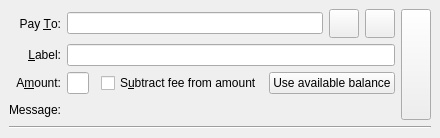
Before: the Qt Designer form src/qt/forms/sendcoinsentry.ui in ecoinchain/ecoin, drawn with Qt 5.
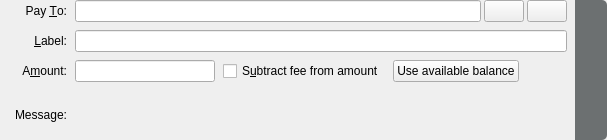
After: the same form once the commit is applied. Icons and pictures are not drawn. Custom widgets are drawn as their Qt base class.

```diff
--- a/src/qt/forms/sendcoinsentry.ui
+++ b/src/qt/forms/sendcoinsentry.ui
@@ -6,8 +6,8 @@
    <rect>
     <x>0</x>
     <y>0</y>
-    <width>440</width>
-    <height>138</height>
+    <width>607</width>
+    <height>140</height>
    </rect>
   </property>
   <property name="focusPolicy">
@@ -18,10 +18,12 @@
   </property>
   <property name="styleSheet">
    <string notr="true">QStackedWidget {
-border-radius: 10px;
-
+    border-width: 0px;
 }</string>
   </property>
+  <property name="lineWidth">
+   <number>0</number>
+  </property>
   <property name="currentIndex">
    <number>0</number>
   </property>
@@ -29,17 +31,37 @@
    <property name="toolTip">
     <string>This is a normal payment.</string>
    </property>
+   <property name="styleSheet">
+    <string notr="true">QFrame {
+    border-radius: 10px;
+	background-color: rgb(248, 248, 248);
+    border-width: 0px;
+}
+
+border-radius: 3px;</string>
+   </property>
    <property name="frameShape">
     <enum>QFrame::NoFrame</enum>
    </property>
+   <property name="lineWidth">
+    <number>0</number>
+   </property>
    <layout class="QGridLayout" name="gridLayout">
-    <item row="2" column="4">
-     <widget class="QPushButton" name="useAvailableBalanceButton">
-      <property name="text">
-       <string>Use available balance</string>
-      </property>
-     </widget>
-    </item>
+    <property name="leftMargin">
+     <number>15</number>
+    </property>
+    <property name="topMargin">
+     <number>0</number>
+    </property>
+    <property name="rightMargin">
+     <number>0</number>
+    </property>
+    <property name="bottomMargin">
+     <number>0</number>
+    </property>
+    <property name="spacing">
+     <number>8</number>
+    </property>
     <item row="2" column="0">
      <widget class="QLabel" name="amountLabel">
       <property name="text">
@@ -76,8 +98,34 @@
       </property>
      </widget>
     </item>
-    <item row="0" column="5" rowspan="4">
-     <widget class="QToolButton" name="deleteButton">
+    <item row="1" column="0">
+     <widget class="QLabel" name="labellLabel">
+      <property name="text">
+       <string>&amp;Label:</string>
+      </property>
+      <property name="alignment">
+       <set>Qt::AlignRight|Qt::AlignTrailing|Qt::AlignVCenter</set>
+      </property>
+      <property name="buddy">
+       <cstring>addAsLabel</cstring>
+      </property>
+     </widget>
+    </item>
+    <item row="3" column="0">
+     <widget class="QLabel" name="messageLabel">
+      <property name="text">
+       <string>Message:</string>
+      </property>
+      <property name="alignment">
+       <set>Qt::AlignRight|Qt::AlignTrailing|Qt::AlignVCenter</set>
+      </property>
+     </widget>
+    </item>
+    <item row="2" column="1">
+     <widget class="BitcoinAmountField" name="payAmount"/>
+    </item>
+    <item row="0" column="4" rowspan="4">
+     <widget class="QPushButton" name="deleteButton">
       <property name="sizePolicy">
        <sizepolicy hsizetype="Preferred" vsizetype="Preferred">
         <horstretch>0</horstretch>
@@ -87,6 +135,12 @@
       <property name="toolTip">
        <string>Remove this entry</string>
       </property>
+      <property name="styleSheet">
+       <string notr="true">border-top-right-radius : 5px;
+border-bottom-right-radius: 5px;
+border-width: 0px;
+background-color: rgb(108, 112, 113);</string>
+      </property>
       <property name="text">
        <string/>
       </property>
@@ -102,51 +156,11 @@
       </property>
      </widget>
     </item>
-    <item row="1" column="0">
-     <widget class="QLabel" name="labellLabel">
-      <property name="text">
-       <string>&amp;Label:</string>
-      </property>
-      <property name="alignment">
-       <set>Qt::AlignRight|Qt::AlignTrailing|Qt::AlignVCenter</set>
-      </property>
-      <property name="buddy">
-       <cstring>addAsLabel</cstring>
-      </property>
-     </widget>
-    </item>
-    <item row="3" column="0">
-     <widget class="QLabel" name="messageLabel">
-      <property name="text">
-       <string>Message:</string>
-      </property>
-      <property name="alignment">
-       <set>Qt::AlignRight|Qt::AlignTrailing|Qt::AlignVCenter</set>
-      </property>
-     </widget>
-    </item>
-    <item row="4" column="0" colspan="6">
-     <widget class="Line" name="line">
-      <property name="orientation">
-       <enum>Qt::Horizontal</enum>
-      </property>
-     </widget>
-    </item>
-    <item row="2" column="3">
-     <widget class="QCheckBox" name="checkboxSubtractFeeFromAmount">
-      <property name="toolTip">
-       <string>The fee will be deducted from the amount being sent. The recipient will receive less bitcoins than you enter in the amount field. If multiple recipients are selected, the fee is split equally.</string>
-      </property>
-      <property name="text">
-       <string>S&amp;ubtract fee from amount</string>
-      </property>
-     </widget>
-    </item>
-    <item row="2" column="1">
-     <widget class="BitcoinAmountField" name="payAmount"/>
-    </item>
-    <item row="0" column="1" colspan="4">
+    <item row="0" column="1" colspan="3">
      <layout class="QHBoxLayout" name="horizontalLayout">
+      <property name="spacing">
+       <number>3</number>
+      </property>
       <item>
        <widget class="QValidatedLineEdit" name="payTo">
         <property name="toolTip">
@@ -155,7 +169,7 @@
        </widget>
       </item>
       <item>
-       <widget class="QToolButton" name="addressBookButton">
+       <widget class="QPushButton" name="addressBookButton">
         <property name="toolTip">
          <string>Choose previously used address</string>
         </property>
@@ -178,7 +192,7 @@
        </widget>
       </item>
       <item>
-       <widget class="QToolButton" name="pasteButton">
+       <widget class="QPushButton" name="pasteButton">
         <property name="toolTip">
          <string>Paste address from clipboard</string>
         </property>
@@ -202,13 +216,47 @@
       </item>
      </layout>
     </item>
-    <item row="1" column="1" colspan="4">
+    <item row="1" column="1" colspan="3">
      <widget class="QLineEdit" name="addAsLabel">
       <property name="toolTip">
        <string>Enter a label for this address to add it to the list of used addresses</string>
       </property>
      </widget>
     </item>
+    <item row="2" column="2">
+     <layout class="QHBoxLayout" name="horizontalLayout_2">
+      <item>
+       <widget class="QCheckBox" name="checkboxSubtractFeeFromAmount">
+        <property name="toolTip">
+         <string>The fee will be deducted from the amount being sent. The recipient will receive less bitcoins than you enter in the amount field. If multiple recipients are selected, the fee is split equally.</string>
+        </property>
+        <property name="text">
+         <string>S&amp;ubtract fee from amount</string>
+        </property>
+       </widget>
+      </item>
+      <item>
+       <widget class="QPushButton" name="useAvailableBalanceButton">
+        <property name="text">
+         <string>Use available balance</string>
+        </property>
+       </widget>
+      </item>
+      <item>
+       <spacer name="horizontalSpacer">
+        <property name="orientation">
+         <enum>Qt::Horizontal</enum>
+        </property>
+        <property name="sizeHint" stdset="0">
+         <size>
+          <width>40</width>
+          <height>20</height>
+         </size>
+        </property>
+       </spacer>
+      </item>
+     </layout>
+    </item>
    </layout>
   </widget>
   <widget class="QFrame" name="SendCoins_UnauthenticatedPaymentRequest">
```
Left out of the diff: 19 changed lines with no effect on the pictures.
